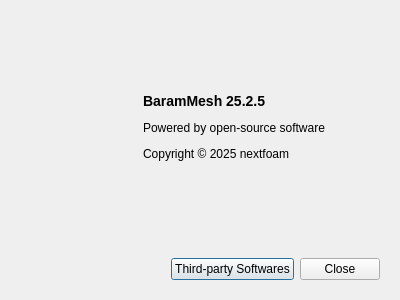
Above: baramMesh/view/menu/help/about_dialog.ui from nextfoam/baram before the change. Below: the same form after it.
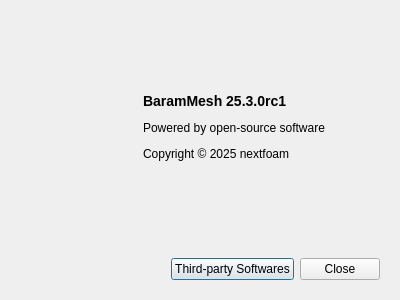
That is the form after the change.

Diff of the .ui file:
```diff
--- a/baramMesh/view/menu/help/about_dialog.ui
+++ b/baramMesh/view/menu/help/about_dialog.ui
@@ -90,7 +90,7 @@
          </sizepolicy>
         </property>
         <property name="text">
-         <string>&lt;p&gt;&lt;b&gt;&lt;font size=&quot;4&quot;&gt;BaramMesh 25.2.5&lt;/font&gt;&lt;/b&gt;&lt;/p&gt;
+         <string>&lt;p&gt;&lt;b&gt;&lt;font size=&quot;4&quot;&gt;BaramMesh 25.3.0rc1&lt;/font&gt;&lt;/b&gt;&lt;/p&gt;
 
 &lt;p&gt;Powered by open-source software&lt;/p&gt;
 
```
